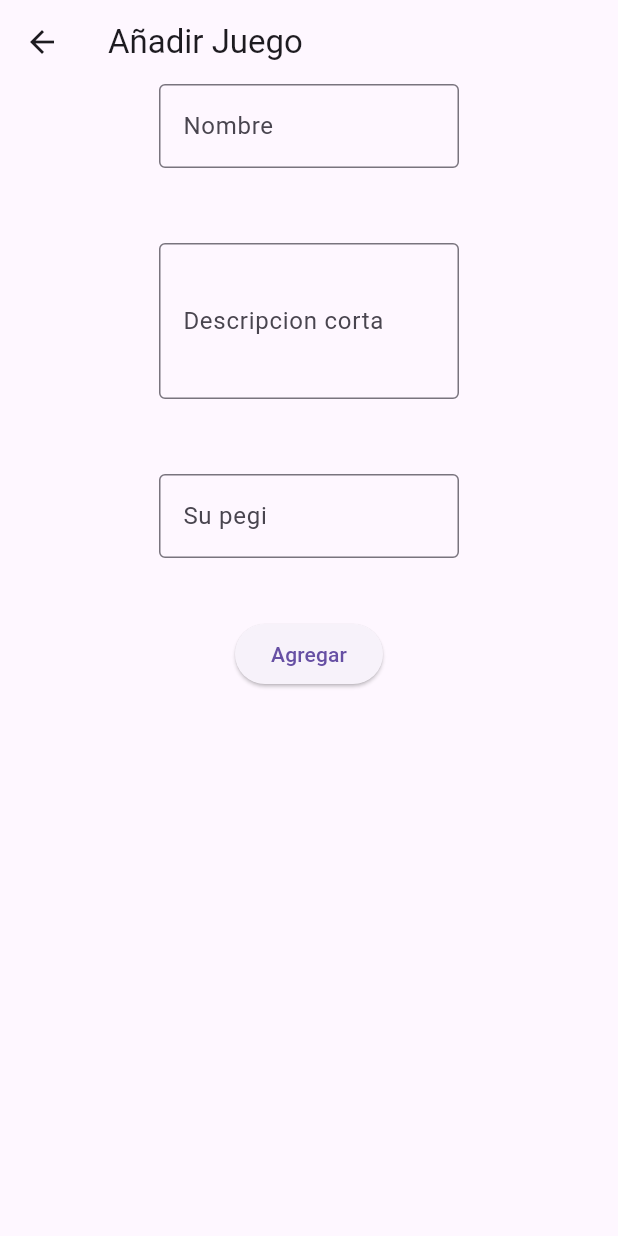
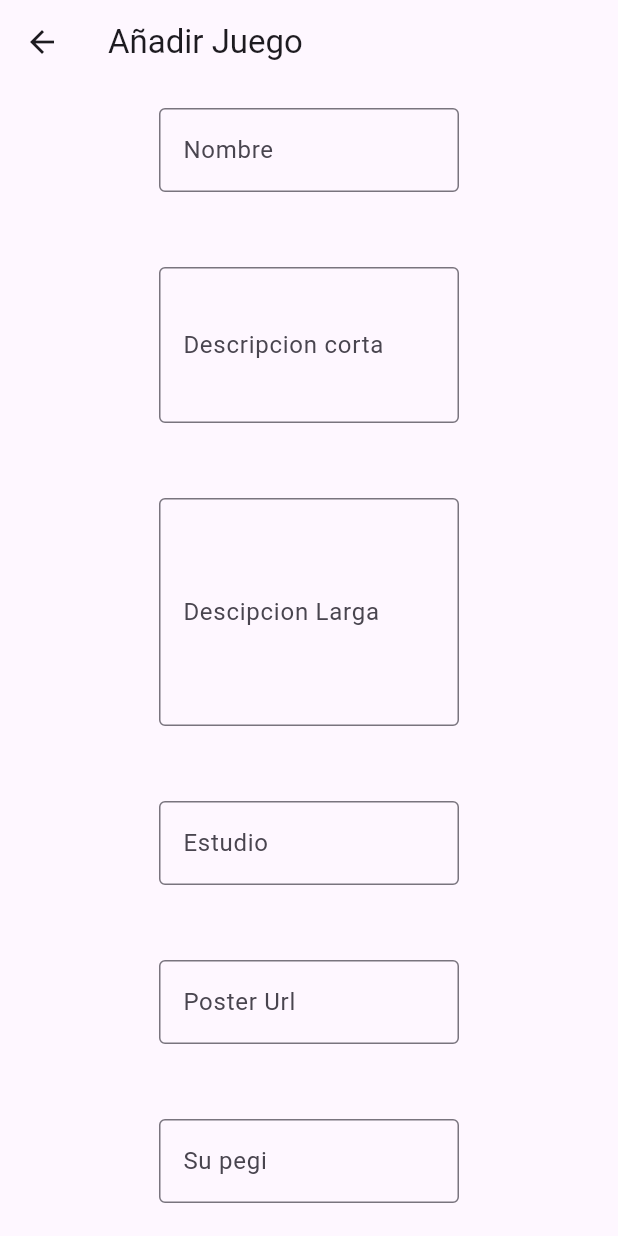
Before and after one commit to MauriazarMorat/ProgramasVcode, a Flutter app: the GameAddScreen screen opened directly with empty values, on a phone screen of 412 x 824 dp. Run offline on Flutter 3.47's test engine with Material 3 defaults, Android fonts, the light colour scheme and no system bars; our stand-ins replace flutter_riverpod, go_router.

Commit message:
Update game_add_screen.dart

```diff
--- a/flutter_tp2/flutter_application2/lib/screens/game_add_screen.dart
+++ b/flutter_tp2/flutter_application2/lib/screens/game_add_screen.dart
@@ -8,33 +8,35 @@ import 'package:flutter_application2/entities/game.dart';
 import 'package:flutter_riverpod/flutter_riverpod.dart';
 import 'package:flutter_application2/providers/game_provider.dart';
 
-class GameAddScreen extends StatelessWidget{
+class GameAddScreen extends StatelessWidget {
   static const String name = 'game_add';
   final int givenId;
-const  GameAddScreen({super.key, required this.givenId});
+  const GameAddScreen({super.key, required this.givenId});
   @override
   Widget build(BuildContext context) {
     return Scaffold(
-      appBar: AppBar(
-        title:  Text('Añadir Juego'),
-      ),
+      appBar: AppBar(title: Text('Añadir Juego')),
       body: _GamesAdd(givenId: givenId),
-
     );
   }
 }
 
-class _GamesAdd extends ConsumerWidget{
+class _GamesAdd extends ConsumerWidget {
   final int givenId;
- _GamesAdd({super.key, required this.givenId});
+  _GamesAdd({required this.givenId});
 
-final TextEditingController ngName =TextEditingController();
-final TextEditingController ngDescription =TextEditingController();
-final TextEditingController ngPegi =TextEditingController();
+  final TextEditingController ngName = TextEditingController();
+  final TextEditingController ngDescription = TextEditingController();
+  final TextEditingController ngPegi = TextEditingController();
+  final TextEditingController ngHardDescription = TextEditingController();
+  final TextEditingController ngStudio = TextEditingController();
+  final TextEditingController ngPosterUrl = TextEditingController();
 
   @override
-Widget build(BuildContext context, ref) {
-  return Align(
+  Widget build(BuildContext context, WidgetRef ref) {
+    return SingleChildScrollView(
+      padding: const EdgeInsets.all(16),
+      child: Align(
         alignment: Alignment.center,
         child: Column(
           mainAxisAlignment: MainAxisAlignment.start,
@@ -66,6 +68,42 @@ Widget build(BuildContext context, ref) {
             SizedBox(
               width: 200,
               child: TextField(
+                minLines: 5,
+                maxLines: 8,
+                controller: ngHardDescription,
+                decoration: InputDecoration(
+                  border: OutlineInputBorder(),
+                  labelText: "Descipcion Larga",
+                ),
+              ),
+            ),
+            SizedBox(height: 50),
+            SizedBox(
+              width: 200,
+              child: TextField(
+                controller: ngStudio,
+                decoration: InputDecoration(
+                  border: OutlineInputBorder(),
+                  labelText: "Estudio",
+                ),
+              ),
+            ),
+            SizedBox(height: 50),
+            SizedBox(
+              width: 200,
+              child: TextField(
+                controller: ngPosterUrl,
+                decoration: InputDecoration(
+                  border: OutlineInputBorder(),
+                  labelText: "Poster Url",
+                ),
+              ),
+            ),
+            SizedBox(height: 50),
+
+            SizedBox(
+              width: 200,
+              child: TextField(
                 controller: ngPegi,
                 decoration: InputDecoration(
                   border: OutlineInputBorder(),
@@ -76,27 +114,28 @@ Widget build(BuildContext context, ref) {
             SizedBox(height: 40),
             ElevatedButton(
               onPressed: () {
-
-              Game newGame = Game
-              (
-              id: givenId+1,
+                Game newGame = Game(
+                  id: givenId + 1,
                   name: ngName.text,
                   description: ngDescription.text,
-              hardDescription: ngDescription.text,
+                  hardDescription: ngHardDescription.text,
                   pegi: ngPegi.text,
-              posterUrl: "https://dbdzm869oupei.cloudfront.net/img/posters/preview/99677.png",
-              studio: "myself"
+                  posterUrl: ngPosterUrl.text,
+                  studio: ngStudio.text,
                 );
-              List<Game> listaNueva = ref.read(gamesProvider.notifier).state; // Estamos hacindo la lista anterior una lista,
-              ref.read(gamesProvider.notifier).state = [...listaNueva,newGame]; //Aca estamos metiendo haciendo que la nueva lista sea
-              //la lista anterior + el nuevo juego
-              // usar "..." es para 'desempaquetar' la lista en sus propios elemetos, en vez de meter la lista entera como su propio item
+                List<Game> listaNueva = ref.read(gamesProvider.notifier).state;
+
+                ref.read(gamesProvider.notifier).state = [
+                  ...listaNueva,
+                  newGame,
+                ];
                 context.goNamed(GameScreen.name);
               },
               child: Text("Agregar"),
             ),
           ],
         ),
+      ),
     );
   }
 }
```
Lines whose indentation alone changed are shown as unchanged.
